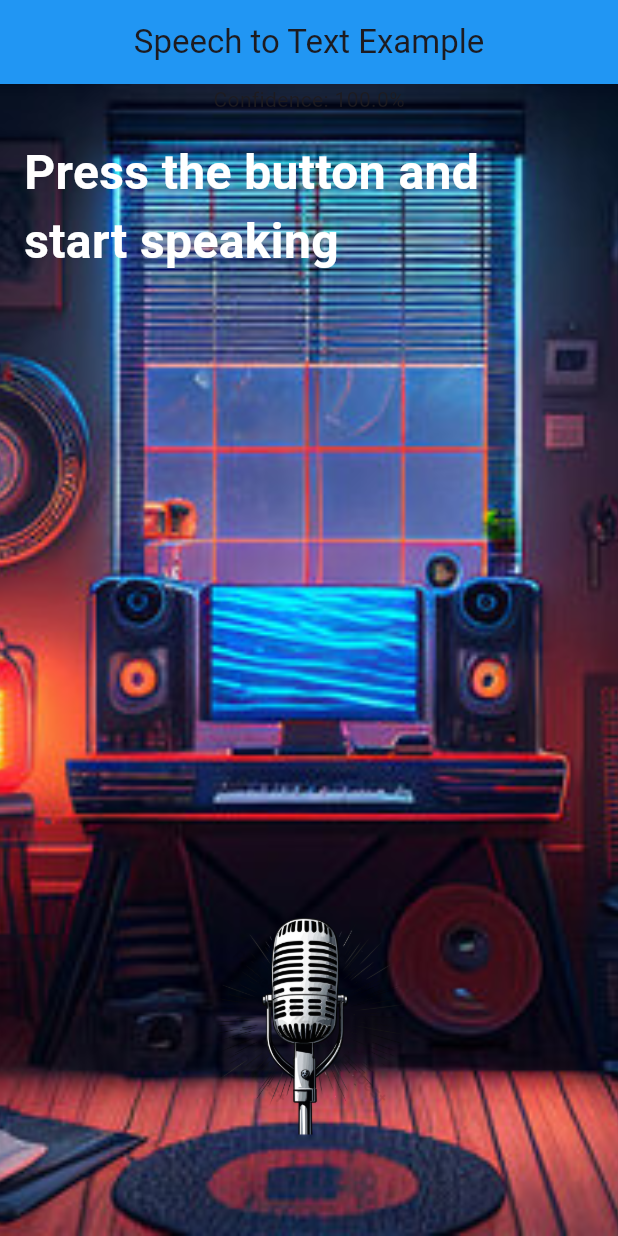
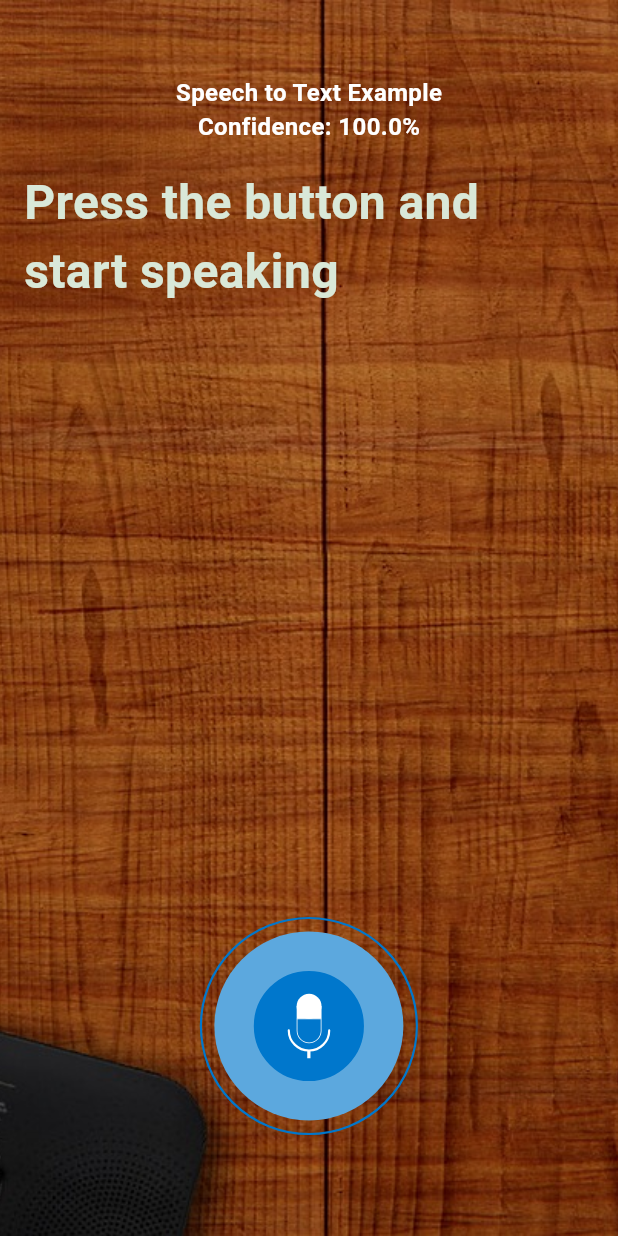
Before and after one commit to Xurshidjondartdev/auto_speech, a Flutter app: the screen it shows after launch, on a phone screen of 412 x 824 dp. Run offline on Flutter 3.47's test engine with Material 3 defaults, Android fonts, the phone set to English and light mode, and no system bars; our stand-ins replace lottie, speech_to_text.

Commit message:
version 1.1

```diff
--- a/lib/app.dart
+++ b/lib/app.dart
@@ -1,4 +1,4 @@
-import 'package:auto_speech/screen/auto_speech.dart';
+import 'package:auto_speech/screen/splash_page.dart';
 import 'package:flutter/material.dart';
 
 class App extends StatelessWidget {
@@ -8,7 +8,7 @@ class App extends StatelessWidget {
   Widget build(BuildContext context) {
     return const MaterialApp(
       debugShowCheckedModeBanner: false,
-      home: AutoSpeechPage(),
+      home: SplashPage(),
     );
   }
 }
--- a/lib/widget/stack_widget.dart
+++ b/lib/widget/stack_widget.dart
@@ -1,4 +1,5 @@
 import 'package:flutter/material.dart';
+import 'package:lottie/lottie.dart';
 
 class SpeechToTextExample extends StatelessWidget {
   final double _confidence;
@@ -14,26 +15,34 @@ class SpeechToTextExample extends StatelessWidget {
       children: [
         Positioned.fill(
           child: Image.asset(
-            "assets/images/fon.png",
+            "assets/images/image.png",
             fit: BoxFit.cover,
           ),
         ),
         // Main Content
         Column(
           children: [
-            AppBar(
-              backgroundColor: Colors.blue,
-              centerTitle: true,
-              title: const Text('Speech to Text Example'),
-            ),
-            Center(
-              child: Text(
-                'Confidence: ${(_confidence * 100.0).toStringAsFixed(1)}%',
-              ),
-            ),
             Expanded(
               child: Column(
                 children: [
+                  const SizedBox(height: 50),
+                  const Text(
+                    'Speech to Text Example',
+                    style: TextStyle(
+                      fontSize: 16.0,
+                      fontWeight: FontWeight.bold,
+                      color: Colors.white,
+                    ),
+                  ),
+                  Text(
+                    'Confidence: ${(_confidence * 100.0).toStringAsFixed(1)}%',
+                    // ignore: prefer_const_constructors
+                    style: TextStyle(
+                      fontSize: 16.0,
+                      fontWeight: FontWeight.bold,
+                      color: Colors.white,
+                    ),
+                  ),
                   Container(
                     padding: const EdgeInsets.all(16),
                     child: Text(
@@ -41,7 +50,7 @@ class SpeechToTextExample extends StatelessWidget {
                       style: const TextStyle(
                         fontSize: 32.0,
                         fontWeight: FontWeight.bold,
-                        color: Colors.white,
+                        color: Color.fromARGB(255, 217, 232, 216),
                       ),
                     ),
                   ),
@@ -51,10 +60,11 @@ class SpeechToTextExample extends StatelessWidget {
                       _listen();
                     },
                     child: SizedBox(
-                      height: 180,
-                      width: double.maxFinite,
-                      child: Image.asset("assets/images/mic2.png"),
-                    ),
+                        height: 180,
+                        width: double.maxFinite,
+                        child: Lottie.asset('assets/lottie/mic.json')
+                        // Image.asset("assets/images/mic2.png"),
+                        ),
                   ),
                   const SizedBox(height: 50),
                 ],
```
Also changed, not shown: lib/screen/splash_page.dart (added, +43 -0 lines), assets/images/image.png (added), assets/lottie/splash.json (renamed from assets/lottie/fon.json), lib/widget/splash_page.dart (deleted).
